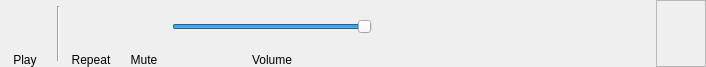
Qt form DMHelper/src/ribbontabaudio.ui (MMetze/DMHelper) before a commit.
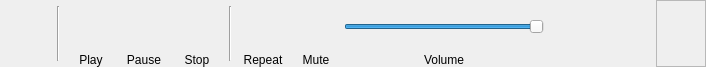
The same form after that commit. Icons and pictures are not drawn. Custom widgets are drawn as their Qt base class.

Commit message: Popups v1 done with audio rework and support

Diff of the .ui file:
```diff
--- a/DMHelper/src/ribbontabaudio.ui
+++ b/DMHelper/src/ribbontabaudio.ui
@@ -44,6 +44,63 @@
    <property name="bottomMargin">
     <number>0</number>
    </property>
+   <item>
+    <layout class="QVBoxLayout" name="verticalLayout_6">
+     <property name="spacing">
+      <number>0</number>
+     </property>
+     <item>
+      <widget class="QLabel" name="lblAudioType">
+       <property name="minimumSize">
+        <size>
+         <width>50</width>
+         <height>50</height>
+        </size>
+       </property>
+       <property name="maximumSize">
+        <size>
+         <width>50</width>
+         <height>50</height>
+        </size>
+       </property>
+       <property name="text">
+        <string/>
+       </property>
+       <property name="pixmap">
+        <pixmap resource="resources.qrc">:/img/data/icon_soundboard.png</pixmap>
+       </property>
+       <property name="scaledContents">
+        <bool>true</bool>
+       </property>
+       <property name="alignment">
+        <set>Qt::AlignBottom|Qt::AlignHCenter</set>
+       </property>
+       <property name="margin">
+        <number>5</number>
+       </property>
+      </widget>
+     </item>
+    </layout>
+   </item>
+   <item>
+    <widget class="Line" name="line_2">
+     <property name="minimumSize">
+      <size>
+       <width>10</width>
+       <height>0</height>
+      </size>
+     </property>
+     <property name="maximumSize">
+      <size>
+       <width>10</width>
+       <height>55</height>
+      </size>
+     </property>
+     <property name="orientation">
+      <enum>Qt::Vertical</enum>
+     </property>
+    </widget>
+   </item>
    <item>
     <layout class="QVBoxLayout" name="verticalLayout">
      <property name="spacing">
@@ -79,9 +136,6 @@
          <height>40</height>
         </size>
        </property>
-       <property name="checkable">
-        <bool>true</bool>
-       </property>
        <property name="autoDefault">
         <bool>false</bool>
        </property>
@@ -102,6 +156,116 @@
      </item>
     </layout>
    </item>
+   <item>
+    <layout class="QVBoxLayout" name="verticalLayout_7">
+     <property name="spacing">
+      <number>0</number>
+     </property>
+     <item>
+      <widget class="QPushButton" name="btnPause">
+       <property name="minimumSize">
+        <size>
+         <width>50</width>
+         <height>50</height>
+        </size>
+       </property>
+       <property name="maximumSize">
+        <size>
+         <width>50</width>
+         <height>50</height>
+        </size>
+       </property>
+       <property name="toolTip">
+        <string>Select a map for the battle</string>
+       </property>
+       <property name="text">
+        <string/>
+       </property>
+       <property name="icon">
+        <iconset resource="resources.qrc">
+         <normaloff>:/img/data/icon_pause.png</normaloff>:/img/data/icon_pause.png</iconset>
+       </property>
+       <property name="iconSize">
+        <size>
+         <width>40</width>
+         <height>40</height>
+        </size>
+       </property>
+       <property name="autoDefault">
+        <bool>false</bool>
+       </property>
+       <property name="flat">
+        <bool>true</bool>
+       </property>
+      </widget>
+     </item>
+     <item>
+      <widget class="QLabel" name="lblPause">
+       <property name="text">
+        <string>Pause</string>
+       </property>
+       <property name="alignment">
+        <set>Qt::AlignBottom|Qt::AlignHCenter</set>
+       </property>
+      </widget>
+     </item>
+    </layout>
+   </item>
+   <item>
+    <layout class="QVBoxLayout" name="verticalLayout_5">
+     <property name="spacing">
+      <number>0</number>
+     </property>
+     <item>
+      <widget class="QPushButton" name="btnStop">
+       <property name="minimumSize">
+        <size>
+         <width>50</width>
+         <height>50</height>
+        </size>
+       </property>
+       <property name="maximumSize">
+        <size>
+         <width>50</width>
+         <height>50</height>
+        </size>
+       </property>
+       <property name="toolTip">
+        <string>Select a map for the battle</string>
+       </property>
+       <property name="text">
+        <string/>
+       </property>
+       <property name="icon">
+        <iconset resource="resources.qrc">
+         <normaloff>:/img/data/icon_stop.png</normaloff>:/img/data/icon_stop.png</iconset>
+       </property>
+       <property name="iconSize">
+        <size>
+         <width>40</width>
+         <height>40</height>
+        </size>
+       </property>
+       <property name="autoDefault">
+        <bool>false</bool>
+       </property>
+       <property name="flat">
+        <bool>true</bool>
+       </property>
+      </widget>
+     </item>
+     <item>
+      <widget class="QLabel" name="lblStop">
+       <property name="text">
+        <string>Stop</string>
+       </property>
+       <property name="alignment">
+        <set>Qt::AlignBottom|Qt::AlignHCenter</set>
+       </property>
+      </widget>
+     </item>
+    </layout>
+   </item>
    <item>
     <widget class="Line" name="line">
      <property name="minimumSize">
```
Left out of the diff: 2 changed lines with no effect on the pictures. The commit also changes 30 other files.
